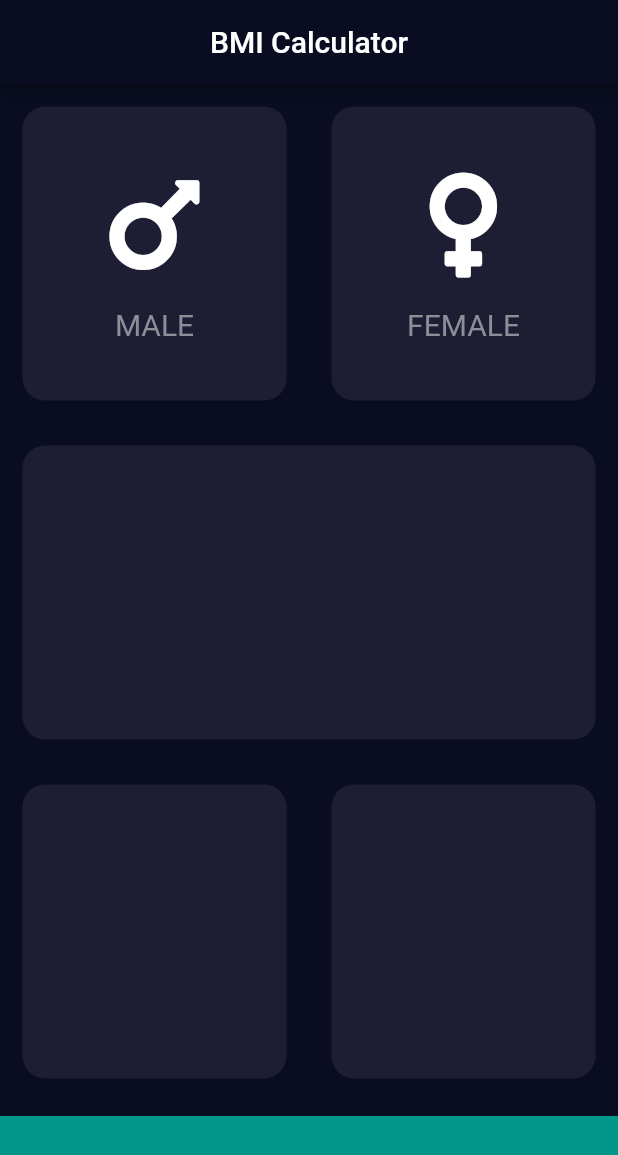
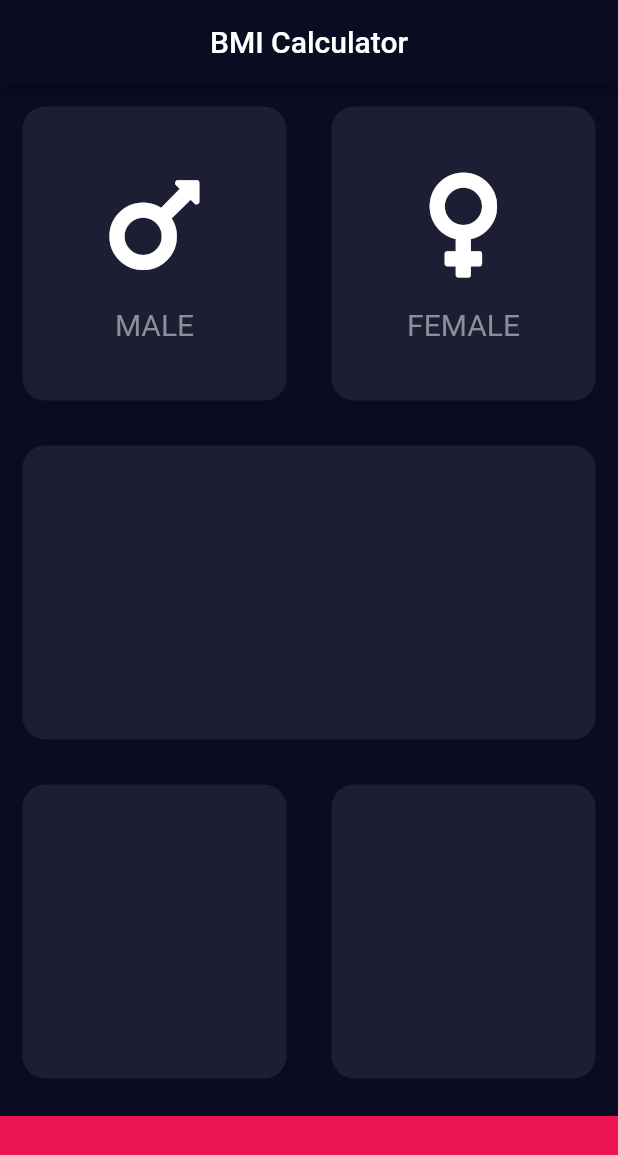
Before and after one commit to tchorzewski1991/bmi_calc, a Flutter app: the screen it shows after launch, on a phone screen of 412 x 824 dp. Shown: the top 1155 px of the screen. Run offline on Flutter 3.47's test engine with Material 2 defaults, Android fonts, the phone set to English and light mode, and no system bars; our stand-ins replace font_awesome_flutter.

Commit message:
Change bottom container color for magenta like

```diff
--- a/lib/consts.dart
+++ b/lib/consts.dart
@@ -10,7 +10,7 @@ const Color reusableCardColorInactive = Color(0xFF111328);
 const Color reusableCardColorActive = reusableCardColor;
 
 // Colors - BottomContainer
-const Color bottomContainerColor = Colors.teal;
+const Color bottomContainerColor = Color(0xFFEB1555);
 const Color bottomContainerColorInactive = bottomContainerColor;
 const Color bottomContainerColorActive = bottomContainerColor;
 
```
